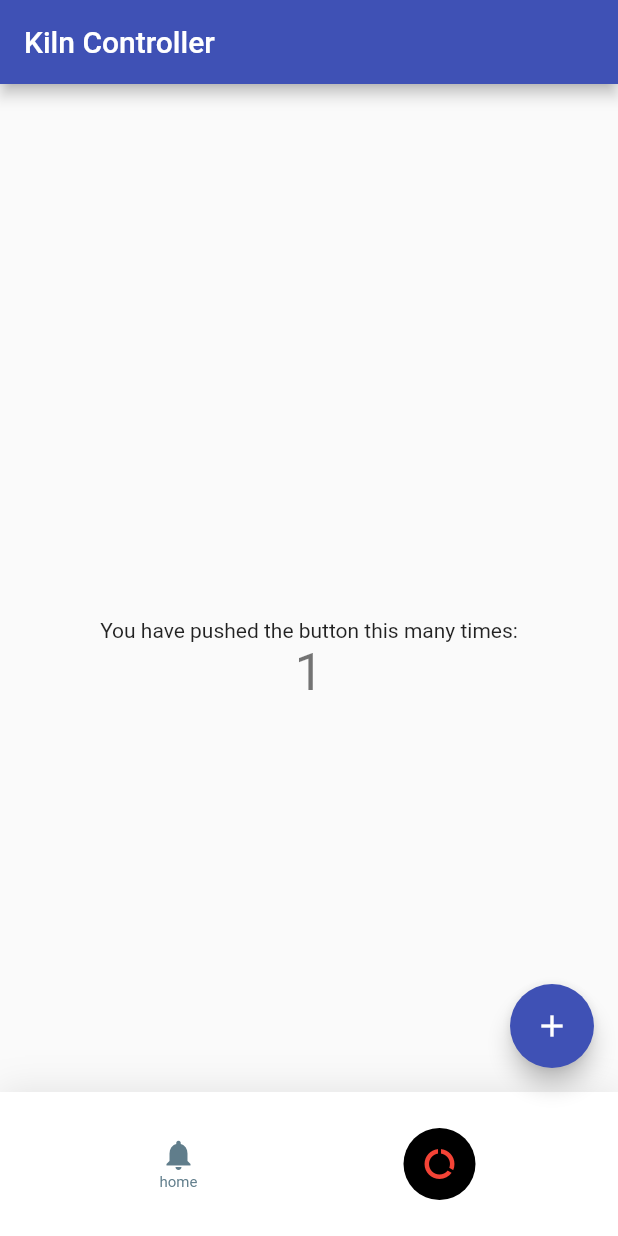
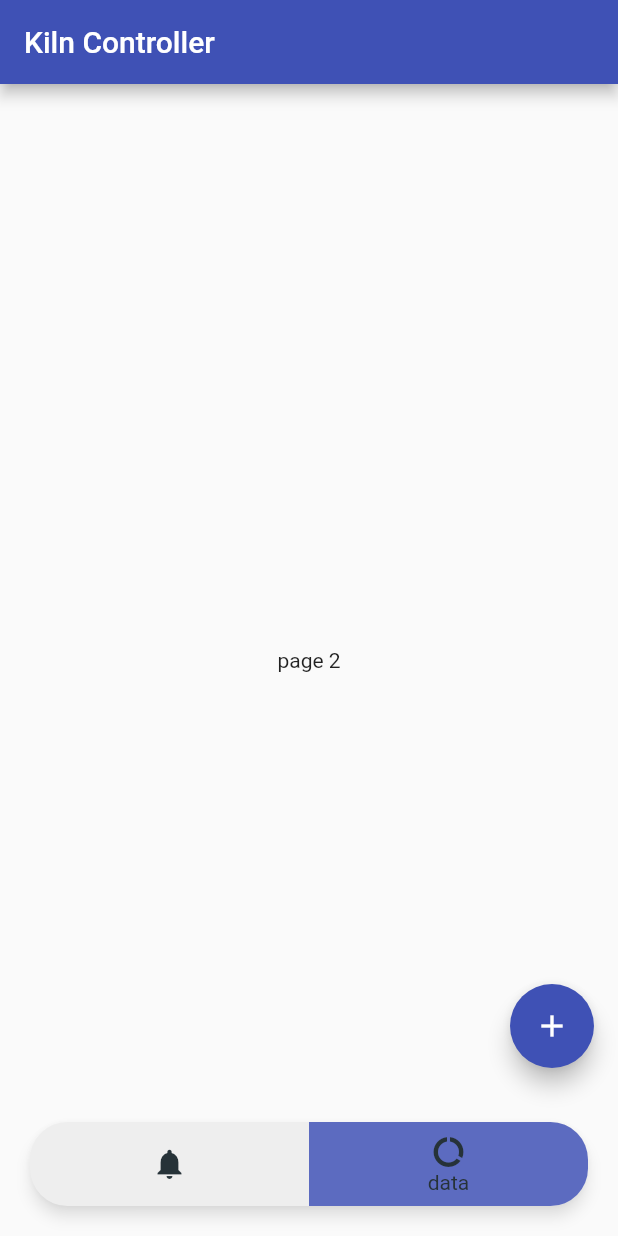
Before and after one commit to elliotnash/KilnController, a Flutter app: the screen it shows after launch, item 2 of the bottom bar chosen, after a tap on the "add" icon, on a phone screen of 412 x 824 dp. Run offline on Flutter 3.47's test engine with Material 2 defaults, Android fonts, the phone set to English and light mode, and no system bars; drawn by our look-alikes of flutter_snake_navigationbar; our stand-ins replace vibration.

Commit message:
add PageView + controller

```diff
--- a/client/lib/main.dart
+++ b/client/lib/main.dart
@@ -55,6 +55,10 @@ class _HomeState extends State<Home> with TickerProviderStateMixin {
 
   var _tab = _Tabs.home;
 
+  final _controller = PageController(
+      initialPage: _Tabs.home.index
+  );
+
   @override
   Widget build(BuildContext context) {
     // This method is rerun every time setState is called, for instance as done
@@ -70,63 +74,62 @@ class _HomeState extends State<Home> with TickerProviderStateMixin {
         title: Text(widget.title),
       ),
       extendBody: true,
-      bottomNavigationBar: Container(
-        decoration: BoxDecoration(
-          color: Colors.white,
-          boxShadow: [
-            BoxShadow(
-              blurRadius: 20,
-              color: Colors.black.withOpacity(.1),
-            )
-          ],
-        ),
-        child: SafeArea(
-          child: Padding(
-            padding: const EdgeInsets.symmetric(horizontal: 20, vertical: 8),
+      bottomNavigationBar: SafeArea(
         child: SnakeNavigationBar.color(
-              // height: 80,
-              behaviour: SnakeBarBehaviour.floating,
-              snakeShape: SnakeShape.circle,
+          elevation: 4,
+          shadowColor: Colors.black.withOpacity(0.5),
+          behaviour: SnakeBarBehaviour.values[0],
+          snakeShape: SnakeShape.rectangle,
+          padding: const EdgeInsets.symmetric(horizontal: 20, vertical: 20),
+
           shape: const RoundedRectangleBorder(
             borderRadius: BorderRadius.all(Radius.circular(25)),
           ),
-              padding: const EdgeInsets.all(12),
 
-              ///configuration for SnakeNavigationBar.color
-              snakeViewColor: Colors.black,
-              selectedItemColor: Colors.red,
-              unselectedItemColor: Colors.blueGrey,
+          backgroundColor: Colors.grey[200],
+          snakeViewColor: Colors.indigo[400],
+          selectedItemColor: Colors.blueGrey[900],
+          unselectedItemColor: Colors.blueGrey[900],
 
-              ///configuration for SnakeNavigationBar.gradient
-              // snakeViewGradient: selectedGradient,
-              // selectedItemGradient: snakeShape == SnakeShape.indicator ? selectedGradient : null,
-              // unselectedItemGradient: unselectedGradient,
-
-              showUnselectedLabels: true,
+          //showUnselectedLabels: true,
           showSelectedLabels: true,
 
           currentIndex: _tab.index,
           onTap: (index) {
-                Vibration.vibrate(duration: 100);
+            Vibration.vibrate(duration: 50);
             setState(() {
               _tab = _Tabs.values[index];
+              _controller.animateToPage(index,duration: const Duration(milliseconds: 300),curve: Curves.easeInOut);
             });
           },
           items: const [
             BottomNavigationBarItem(
-                    icon: Icon(Icons.notifications), label: 'home'),
+                icon: Icon(Icons.notifications),
+                label: 'home'
+            ),
             BottomNavigationBarItem(
-                    icon: Icon(Icons.data_usage), label: 'data'),
+                icon: Icon(Icons.data_usage),
+                label: 'data'
+            ),
           ],
           selectedLabelStyle: const TextStyle(fontSize: 14),
           unselectedLabelStyle: const TextStyle(fontSize: 10),
         ),
       ),
-        ),
-      ),
-      body: Center(
-        // Center is a layout widget. It takes a single child and positions it
-        // in the middle of the parent.
+      body: PageView(
+        controller: _controller,
+        onPageChanged: (index) {
+          if (_tab.index != index) {
+            // Then we've swiped, as the _tab index would already be updated
+            // if we had changed tabs with the navbar. Vibrate
+            Vibration.vibrate(duration: 50);
+          }
+          setState(() {
+            _tab = _Tabs.values[index];
+          });
+        },
+        children: <Widget>[
+          Center(
             child: Column(
               // Column is also a layout widget. It takes a list of children and
               // arranges them vertically. By default, it sizes itself to fit its
@@ -154,6 +157,12 @@ class _HomeState extends State<Home> with TickerProviderStateMixin {
               ],
             ),
           ),
+          const Center(
+            child: Text("page 2")
+          )
+        ]
+      ),
+
       floatingActionButton: FloatingActionButton(
         onPressed: _incrementCounter,
         tooltip: 'Increment',
```
Also changed, not shown: 2 other files. Lines whose indentation alone changed are shown as unchanged.
